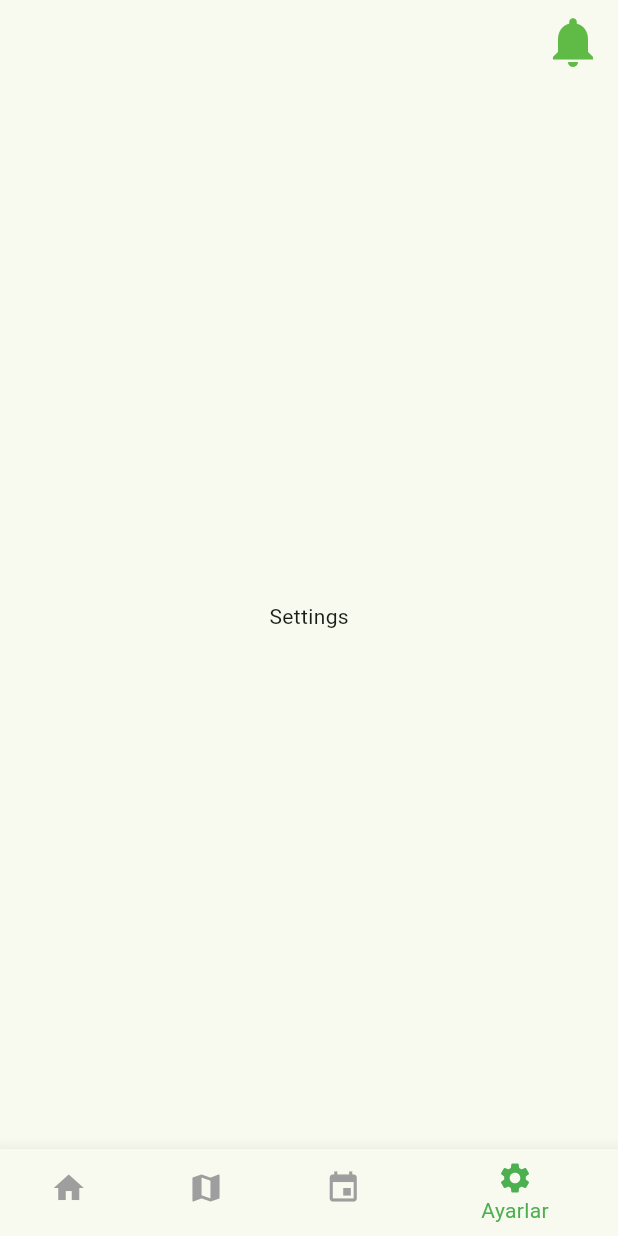
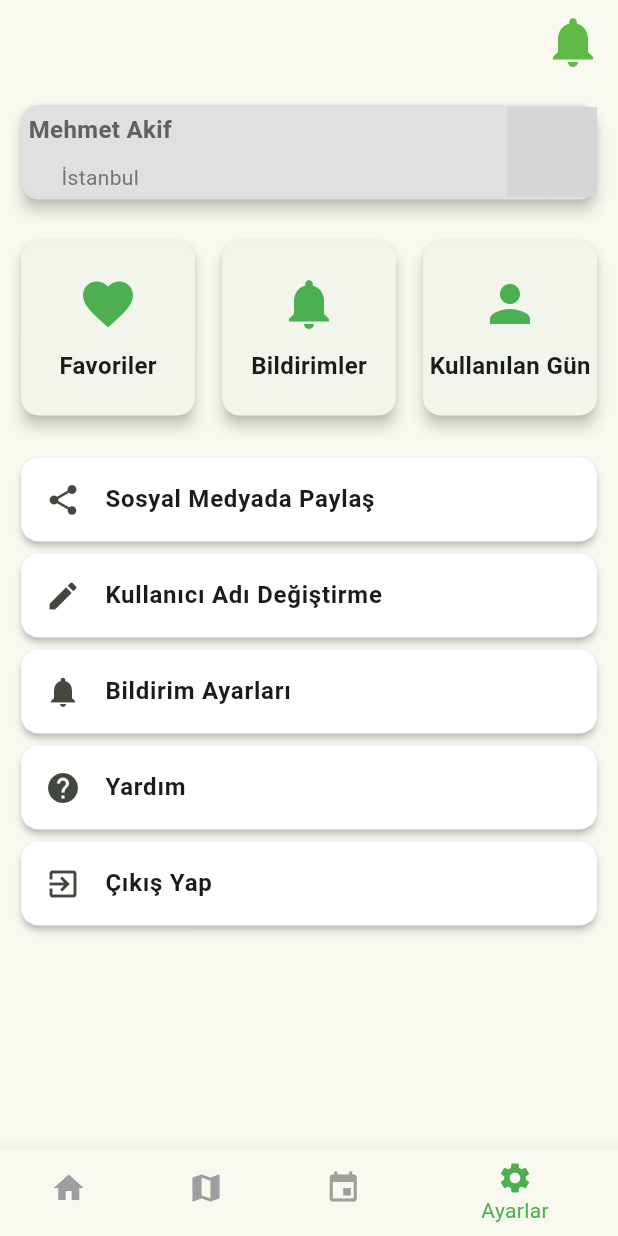
Before and after one commit to mehmetakifkucukkaya/gastronav_AppJam_OUA, a Flutter app: the screen it shows after launch, item 4 of the bottom bar chosen, on a phone screen of 412 x 824 dp. Run offline on Flutter 3.47's test engine with Material 3 defaults, Android fonts, the phone set to English and light mode, and no system bars; our stand-ins replace cloud_firestore, firebase_auth, firebase_core; accounts and stored records are empty; network calls fail; grey boxes are pictures that could not be loaded.

Commit message:
Updated SettingsPage

```diff
--- a/lib/data/data.dart
+++ b/lib/data/data.dart
@@ -168,4 +168,25 @@ class Data {
       "bitisTarihi": "2024-09-30"
     }
   ];
+
+  var user = {
+    "user1": {
+      "email": "akif@gmail.com",
+      "ad": "Mehmet Akif",
+      "soyad": "Küçükkaya",
+      "sehir": "İstanbul",
+      "alerjiDurumu": "yok",
+      "beslenmeTercihi": "vejetaryen",
+      "uygulamaKullanımSayısı": 25
+    },
+    "user2": {
+      "email": "beyza@gmail.com",
+      "ad": "Beyza Nur",
+      "soyad": "Taşkesen",
+      "sehir": "İstanbul",
+      "alerjiDurumu": "var",
+      "beslenmeTercihi": "vejetaryen",
+      "uygulamaKullanımSayısı": 67
+    },
+  };
 }
--- a/lib/pages/home_page_bottom_navbar.dart
+++ b/lib/pages/home_page_bottom_navbar.dart
@@ -30,7 +30,7 @@ class _HomePageBottomNavbarState extends State<HomePageBottomNavbar> {
     const HomePage(),
     const MapsPage(),
     const FestivalPage(),
-    const SettingsPage(),
+    SettingsPage(),
   ];
 
   @override
--- a/lib/pages/settings_page.dart
+++ b/lib/pages/settings_page.dart
@@ -1,13 +1,144 @@
 import 'package:flutter/material.dart';
+import 'package:gastro_nav/data/data.dart';
 
 class SettingsPage extends StatelessWidget {
-  const SettingsPage({super.key});
+  SettingsPage({super.key});
+
+  var user = Data().user;
 
   @override
   Widget build(BuildContext context) {
-    return const Scaffold(
+    return Scaffold(
       body: Center(
-        child: Text('Settings'),
+        child: Padding(
+          padding: const EdgeInsets.all(10.0),
+          child: Column(
+            children: [
+              //* Profile
+              Card(
+                color: Colors.grey.shade300,
+                elevation: 4,
+                child: Row(
+                  mainAxisAlignment: MainAxisAlignment.spaceBetween,
+                  children: [
+                    Padding(
+                      padding: const EdgeInsets.all(5.0),
+                      child: Column(
+                        children: [
+                          Text(
+                            user["user1"]!["ad"]?.toString() ?? "",
+                            style: TextStyle(
+                              color: Colors.grey.shade700,
+                              fontSize: 16,
+                              fontWeight: FontWeight.bold,
+                            ),
+                          ),
+                          const SizedBox(
+                            height: 10,
+                          ),
+                          Text(
+                            user["user1"]!["sehir"]?.toString() ?? "",
+                            style: TextStyle(
+                              color: Colors.grey.shade600,
+                              fontSize: 14,
+                            ),
+                          ),
+                        ],
+                      ),
+                    ),
+                    const CircleAvatar(
+                      radius: 30,
+                      backgroundImage: NetworkImage(
+                          "https://www.w3schools.com/w3images/avatar2.png"),
+                    ),
+                  ],
+                ),
+              ),
+              const SizedBox(height: 20),
+              //* Containers
+              GridView.builder(
+                gridDelegate:
+                    const SliverGridDelegateWithFixedCrossAxisCount(
+                  crossAxisCount: 3,
+                  crossAxisSpacing: 10.0,
+                  mainAxisSpacing: 10.0,
+                ),
+                shrinkWrap: true,
+                physics: const NeverScrollableScrollPhysics(),
+                itemCount: 3,
+                itemBuilder: (context, index) {
+                  return _buildGridItem(index);
+                },
+              ),
+              const SizedBox(
+                height: 20,
+              ),
+
+              //* Seçenekler
+              Column(
+                children: [
+                  _buildListTile(
+                      context, Icons.share, "Sosyal Medyada Paylaş"),
+                  _buildListTile(
+                      context, Icons.edit, "Kullanıcı Adı Değiştirme"),
+                  _buildListTile(
+                      context, Icons.notifications, "Bildirim Ayarları"),
+                  _buildListTile(context, Icons.help, "Yardım"),
+                  _buildListTile(context, Icons.exit_to_app, "Çıkış Yap",
+                      route: "/loginPage"),
+                ],
+              )
+            ],
+          ),
+        ),
+      ),
+    );
+  }
+
+  Widget _buildGridItem(int index) {
+    List<String> titles = ["Favoriler", "Bildirimler", "Kullanılan Gün"];
+    List<IconData> icons = [
+      Icons.favorite,
+      Icons.notifications,
+      Icons.person,
+    ];
+
+    return Card(
+      elevation: 4,
+      child: Column(
+        mainAxisAlignment: MainAxisAlignment.center,
+        children: [
+          Icon(icons[index], size: 40, color: Colors.green),
+          const SizedBox(height: 10),
+          Center(
+            child: Text(
+              titles[index],
+              style: const TextStyle(
+                  fontSize: 16, fontWeight: FontWeight.bold),
+            ),
+          ),
+        ],
+      ),
+    );
+  }
+
+  Widget _buildListTile(BuildContext context, IconData icon, String title,
+      {String? route}) {
+    return Card(
+      color: Colors.white,
+      elevation: 2,
+      child: ListTile(
+        leading: Icon(icon),
+        title: Text(
+          title,
+          style:
+              const TextStyle(fontSize: 16, fontWeight: FontWeight.bold),
+        ),
+        onTap: () {
+          if (route != null) {
+            Navigator.pushNamed(context, route);
+          }
+        },
       ),
     );
   }
```
